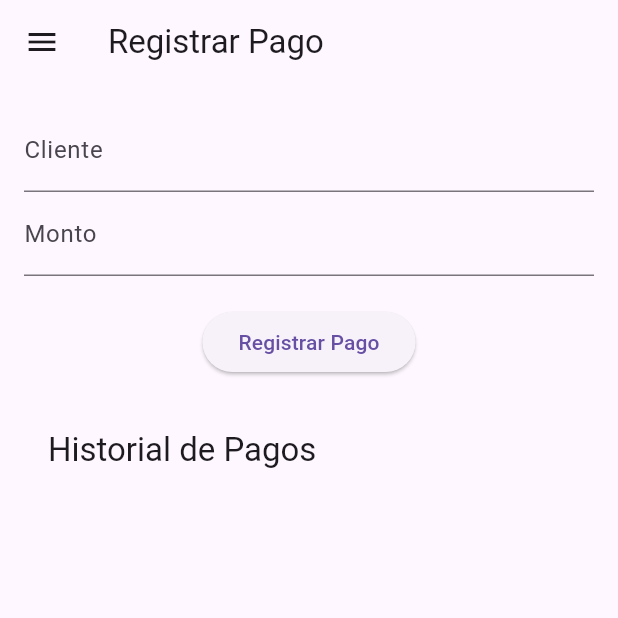
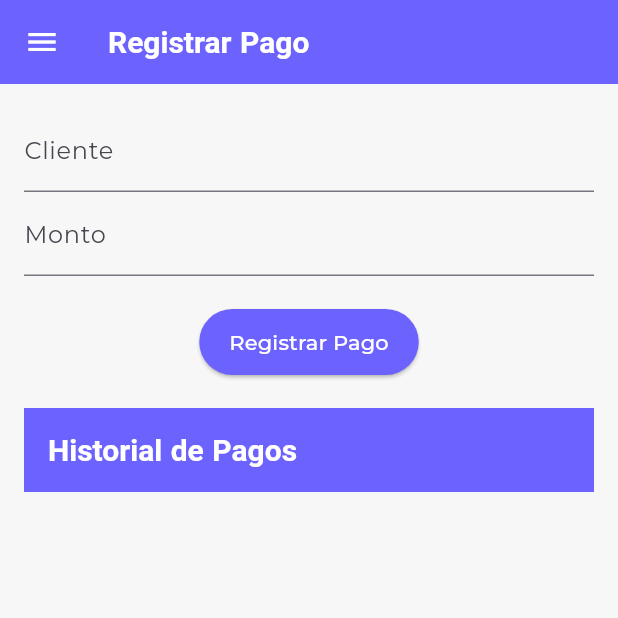
Before and after one commit to manuelduarte077/house_payment_receipts, a Flutter app: the screen it shows after launch, on a phone screen of 412 x 824 dp, the top half of it. Run offline on Flutter 3.47's test engine with Material 3 defaults, Android fonts, the phone set to English and light mode, and no system bars; our stand-ins replace cloud_firestore, firebase_core, firebase_storage, google_fonts, printing; accounts and stored records are empty.

Commit message:
feat: create app theme

```diff
--- a/lib/app/app.dart
+++ b/lib/app/app.dart
@@ -1,16 +1,22 @@
 import 'package:comprobantes/features/payment/payment_home.dart';
+import 'package:comprobantes/theme/theme_provider.dart';
 import 'package:flutter/material.dart';
+import 'package:provider/provider.dart';
+
+import '../theme/app_theme.dart';
 
 class PaymentApp extends StatelessWidget {
   const PaymentApp({super.key});
 
   @override
   Widget build(BuildContext context) {
+    final themeProvider = Provider.of<ThemeProvider>(context);
+
     return MaterialApp(
-      title: 'Comprobantes de Pago',
-      theme: ThemeData(
-        primarySwatch: Colors.indigo,
-      ),
+      title: 'Comprobantes',
+      theme: lightTheme,
+      darkTheme: darkTheme,
+      themeMode: themeProvider.themeMode,
       home: const PaymentHomePage(),
     );
   }
--- a/lib/main.dart
+++ b/lib/main.dart
@@ -1,7 +1,10 @@
 import 'package:comprobantes/app/app.dart';
 import 'package:comprobantes/firebase_options.dart';
+import 'package:comprobantes/theme/theme_provider.dart';
 import 'package:firebase_core/firebase_core.dart';
+
 import 'package:flutter/material.dart';
+import 'package:provider/provider.dart';
 
 void main() async {
   WidgetsFlutterBinding.ensureInitialized();
@@ -10,5 +13,10 @@ void main() async {
     options: DefaultFirebaseOptions.currentPlatform,
   );
 
-  runApp(const PaymentApp());
+  runApp(
+    ChangeNotifierProvider(
+      create: (_) => ThemeProvider(),
+      child: const PaymentApp(),
+    ),
+  );
 }
--- /dev/null
+++ b/lib/theme/app_theme.dart
@@ -0,0 +1,67 @@
+import 'package:flutter/material.dart';
+import 'package:google_fonts/google_fonts.dart';
+
+/// Light theme
+final ThemeData lightTheme = ThemeData(
+  brightness: Brightness.light,
+  primaryColor: const Color(0xFF6C63FF),
+  scaffoldBackgroundColor: const Color(0xFFF7F7F7),
+  appBarTheme: const AppBarTheme(
+    iconTheme: IconThemeData(color: Colors.white),
+    backgroundColor: Color(0xFF6C63FF),
+    titleTextStyle: TextStyle(
+      color: Colors.white,
+      fontSize: 20,
+      fontWeight: FontWeight.bold,
+    ),
+  ),
+  elevatedButtonTheme: ElevatedButtonThemeData(
+    style: ElevatedButton.styleFrom(
+      backgroundColor: const Color(0xFF6C63FF),
+      foregroundColor: Colors.white,
+      padding: const EdgeInsets.symmetric(horizontal: 20, vertical: 12),
+    ),
+  ),
+  fontFamily: GoogleFonts.montserrat().fontFamily,
+  textTheme: const TextTheme(
+    titleMedium: TextStyle(color: Color(0xFF2C2C2C)),
+    titleSmall: TextStyle(color: Color(0xFF2C2C2C)),
+    bodyMedium: TextStyle(color: Color(0xFF2C2C2C)),
+    bodySmall: TextStyle(color: Color(0xFF2C2C2C)),
+  ),
+  cardColor: const Color(0xFFCFCFCF),
+  iconTheme: const IconThemeData(color: Color(0xFF6C63FF)),
+);
+
+/// Dark theme
+final ThemeData darkTheme = ThemeData(
+  brightness: Brightness.dark,
+  primaryColor: const Color(0xFF6C63FF),
+  scaffoldBackgroundColor: const Color(0xFF1C1C1C),
+  appBarTheme: const AppBarTheme(
+    backgroundColor: Color(0xFF6C63FF),
+    titleTextStyle: TextStyle(
+      color: Colors.white,
+      fontSize: 20,
+      fontWeight: FontWeight.bold,
+    ),
+  ),
+  elevatedButtonTheme: ElevatedButtonThemeData(
+    style: ElevatedButton.styleFrom(
+      backgroundColor: const Color(0xFF6C63FF),
+      foregroundColor: Colors.white,
+      padding: const EdgeInsets.symmetric(horizontal: 20, vertical: 12),
+    ),
+  ),
+  fontFamily: GoogleFonts.montserrat().fontFamily,
+  textTheme: const TextTheme(
+    titleMedium: TextStyle(color: Color(0xFFEAEAEA)),
+    titleSmall: TextStyle(color: Color(0xFFEAEAEA)),
+    bodyMedium: TextStyle(color: Color(0xFFEAEAEA)),
+    bodySmall: TextStyle(color: Color(0xFFEAEAEA)),
+  ),
+  cardColor: const Color(0xFF2D2D2D),
+  iconTheme: const IconThemeData(
+    color: Color(0xFF6C63FF),
+  ),
+);
--- /dev/null
+++ b/lib/theme/theme_provider.dart
@@ -0,0 +1,14 @@
+import 'package:flutter/material.dart';
+
+class ThemeProvider with ChangeNotifier {
+  // Por defecto, tema claro
+  ThemeMode _themeMode = ThemeMode.light;
+
+  ThemeMode get themeMode => _themeMode;
+
+  // Cambiar el tema y notificar a los listeners
+  void toggleTheme(bool isDarkMode) {
+    _themeMode = isDarkMode ? ThemeMode.dark : ThemeMode.light;
+    notifyListeners();
+  }
+}
```
